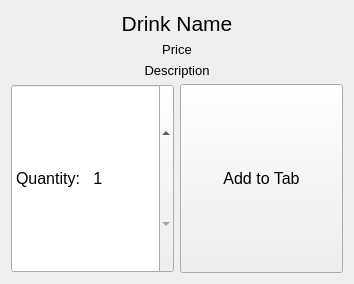
This is drink_template.ui in asarinn/house-party-POS as Qt 5 draws it before an edit. The edited form follows.
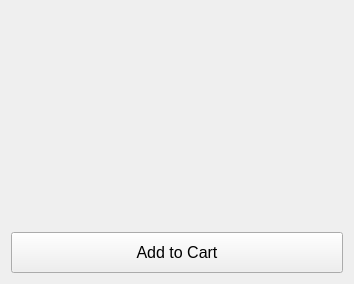
This is the edited form.

What changed in the file:
```diff
--- a/drink_template.ui
+++ b/drink_template.ui
@@ -13,106 +13,67 @@
   <property name="windowTitle">
    <string/>
   </property>
-  <layout class="QVBoxLayout" name="verticalLayout">
+  <layout class="QVBoxLayout" name="verticalLayout" stretch="1,0,0,0,0">
    <item>
-    <layout class="QGridLayout" name="gridLayout" rowstretch="0,0,0,1">
-     <item row="3" column="1">
-      <widget class="QPushButton" name="add_to_tab_button">
-       <property name="sizePolicy">
-        <sizepolicy hsizetype="Minimum" vsizetype="Expanding">
-         <horstretch>0</horstretch>
-         <verstretch>0</verstretch>
-        </sizepolicy>
-       </property>
-       <property name="font">
-        <font>
-         <pointsize>12</pointsize>
-        </font>
-       </property>
-       <property name="text">
-        <string>Add to Tab</string>
-       </property>
-      </widget>
-     </item>
-     <item row="3" column="0">
-      <widget class="QSpinBox" name="quantity_spin_box">
-       <property name="sizePolicy">
-        <sizepolicy hsizetype="Preferred" vsizetype="Expanding">
-         <horstretch>0</horstretch>
-         <verstretch>0</verstretch>
-        </sizepolicy>
-       </property>
-       <property name="minimumSize">
-        <size>
-         <width>0</width>
-         <height>110</height>
-        </size>
-       </property>
-       <property name="font">
-        <font>
-         <pointsize>12</pointsize>
-        </font>
-       </property>
-       <property name="buttonSymbols">
-        <enum>QAbstractSpinBox::UpDownArrows</enum>
-       </property>
-       <property name="suffix">
-        <string/>
-       </property>
-       <property name="prefix">
-        <string>Quantity:   </string>
-       </property>
-       <property name="minimum">
-        <number>1</number>
-       </property>
-      </widget>
-     </item>
-     <item row="2" column="0" colspan="2">
-      <widget class="QLabel" name="drink_description_label">
-       <property name="font">
-        <font>
-         <pointsize>10</pointsize>
-        </font>
-       </property>
-       <property name="text">
-        <string>Description</string>
+    <widget class="QLabel" name="photo_label">
+     <property name="scaledContents">
+      <bool>true</bool>
        </property>
        <property name="alignment">
         <set>Qt::AlignCenter</set>
        </property>
       </widget>
      </item>
-     <item row="0" column="0" colspan="2">
-      <widget class="QLabel" name="drink_name_label">
+   <item>
+    <widget class="QLabel" name="name_label">
        <property name="font">
         <font>
          <pointsize>16</pointsize>
         </font>
        </property>
-       <property name="text">
-        <string>Drink Name</string>
-       </property>
        <property name="alignment">
         <set>Qt::AlignCenter</set>
        </property>
       </widget>
      </item>
-     <item row="1" column="0" colspan="2">
+   <item>
       <widget class="QLabel" name="price_label">
        <property name="font">
         <font>
+       <pointsize>12</pointsize>
+      </font>
+     </property>
+     <property name="alignment">
+      <set>Qt::AlignCenter</set>
+     </property>
+    </widget>
+   </item>
+   <item>
+    <widget class="QLabel" name="description_label">
+     <property name="font">
+      <font>
          <pointsize>10</pointsize>
         </font>
        </property>
+     <property name="alignment">
+      <set>Qt::AlignCenter</set>
+     </property>
+    </widget>
+   </item>
+   <item>
+    <widget class="QPushButton" name="add_to_cart_button">
+     <property name="font">
+      <font>
+       <pointsize>12</pointsize>
+      </font>
+     </property>
+     <property name="styleSheet">
+      <string notr="true">padding: 10px 20px</string>
+     </property>
        <property name="text">
-        <string>Price</string>
-       </property>
-       <property name="alignment">
-        <set>Qt::AlignCenter</set>
-       </property>
-      </widget>
-     </item>
-    </layout>
+      <string>Add to Cart</string>
+     </property>
+    </widget>
    </item>
   </layout>
  </widget>
```
Lines whose indentation alone changed are shown as unchanged.
